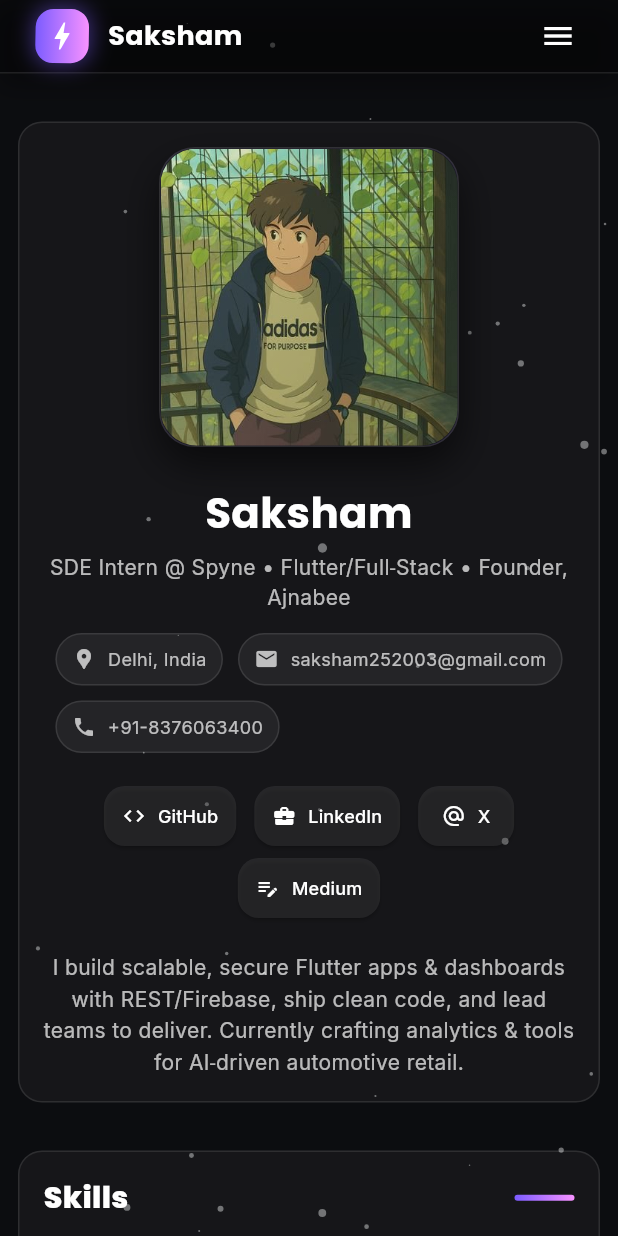
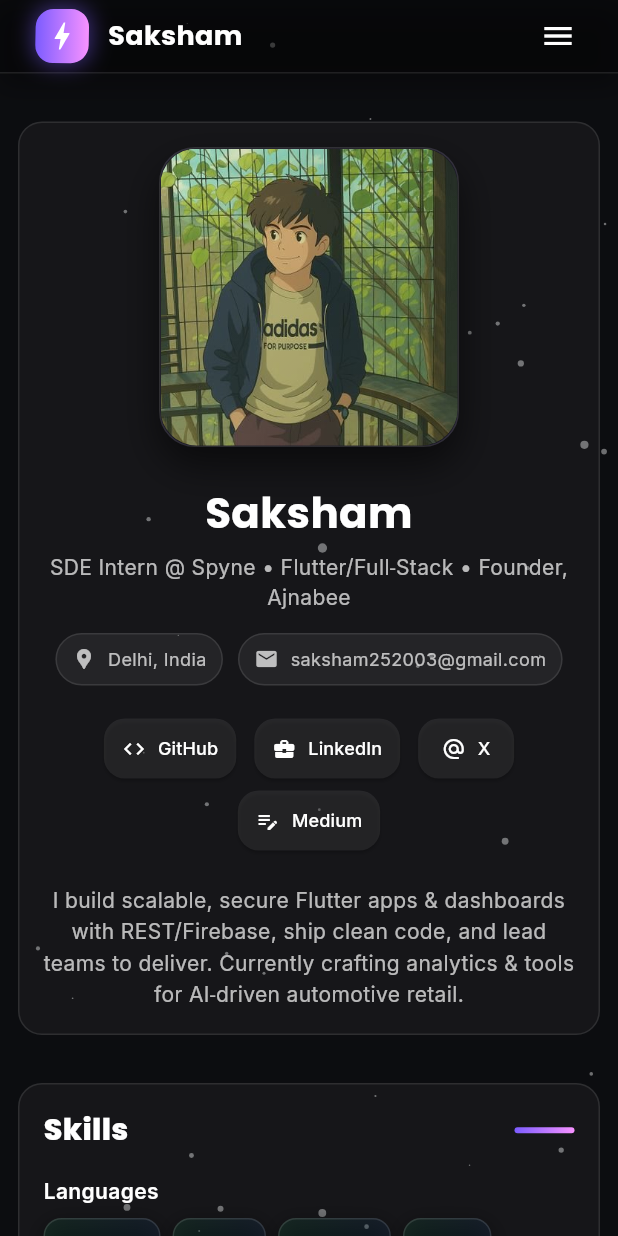
Before and after one commit to Saksham0205/flutter_portfolio, a Flutter app: the screen it shows after launch, on a phone screen of 412 x 824 dp. Run offline on Flutter 3.47's test engine with Material 3 defaults, Android fonts, the phone set to English and light mode, and no system bars; drawn by our look-alikes of flutter_animate; our stand-ins replace google_fonts.

Commit message:
Remove phone contact info
The phone number and associated UI elements were removed from the application. Users can now only contact via email.

```diff
--- a/lib/data/resume_data.dart
+++ b/lib/data/resume_data.dart
@@ -1,7 +1,6 @@
 class SakshamData {
   static const String name = 'Saksham';
   static const String location = 'Delhi, India';
-  static const String phone = '+91-8376063400';
   static const String email = 'saksham252003@gmail.com';
 
   // Socials
--- a/lib/main.dart
+++ b/lib/main.dart
@@ -414,11 +414,7 @@ class _HeroSection extends StatelessWidget {
                       label: SakshamData.email,
                       onTap: () => _openUrl('mailto:${SakshamData.email}'),
                     ),
-                    _Pill(
-                      icon: Icons.phone,
-                      label: SakshamData.phone,
-                      onTap: () => _openUrl('tel:${SakshamData.phone}'),
-                    ),
+
                   ],
                 ),
                 const SizedBox(height: 18),
@@ -479,11 +475,6 @@ class _HeroSection extends StatelessWidget {
                     icon: Icons.mail,
                     label: SakshamData.email,
                     onTap: () => _openUrl('mailto:${SakshamData.email}'),
-                  ),
-                  _Pill(
-                    icon: Icons.phone,
-                    label: SakshamData.phone,
-                    onTap: () => _openUrl('tel:${SakshamData.phone}'),
                   ),
                 ],
               ),
```
